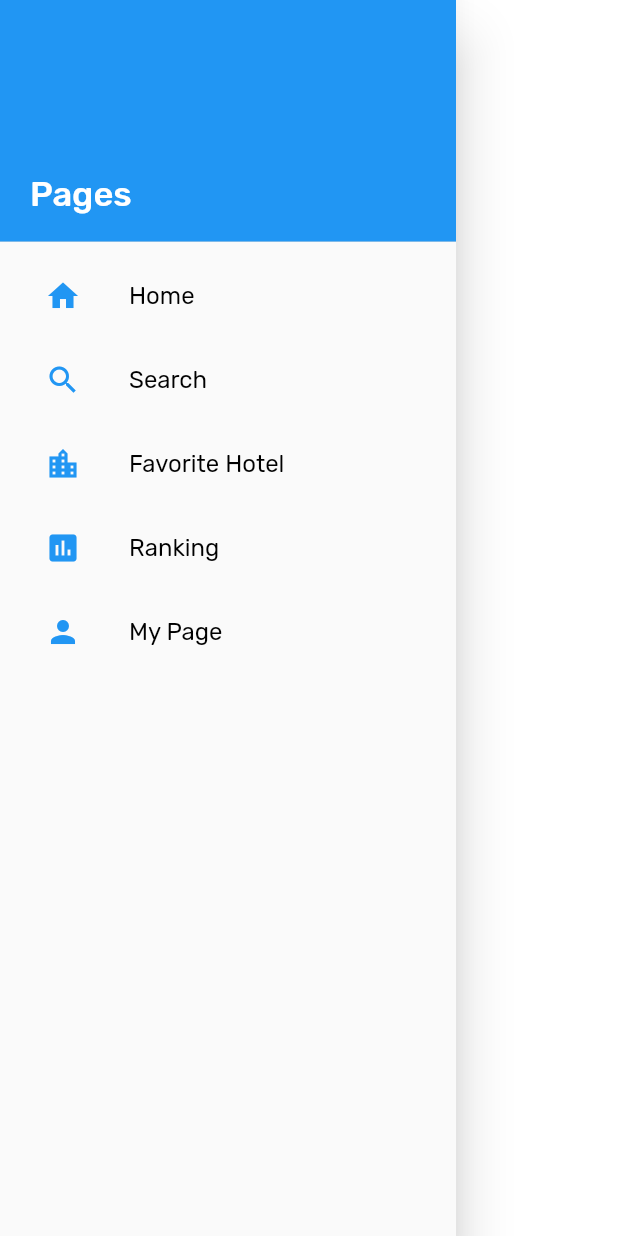
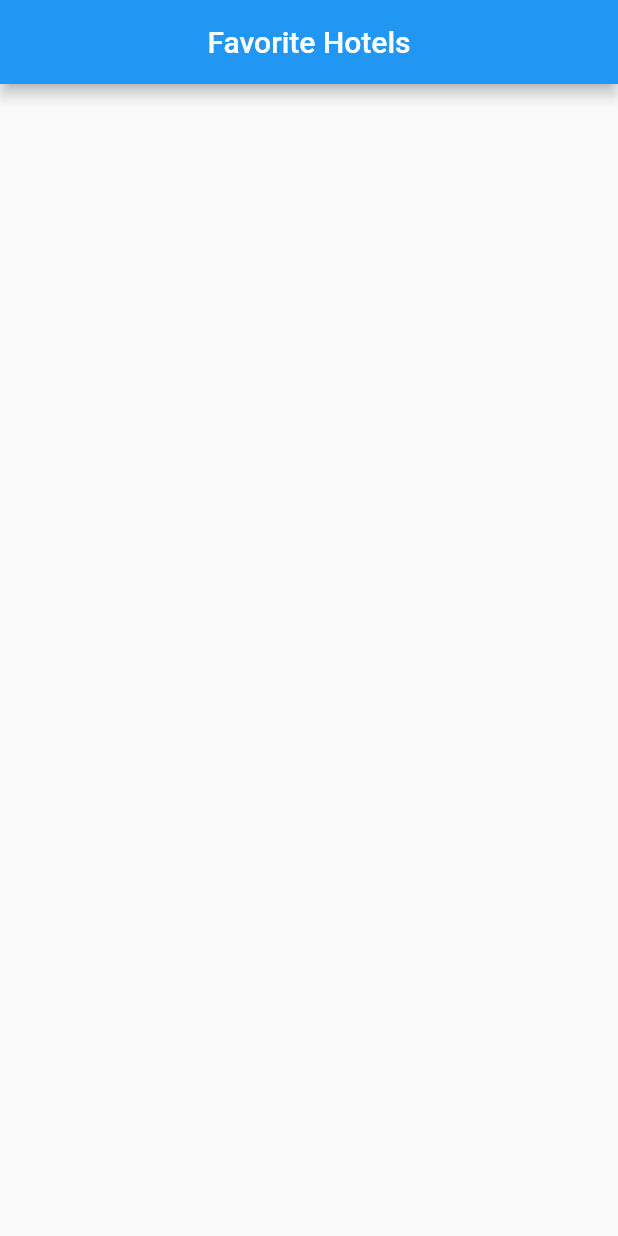
Before and after one commit to wjdghks950/HotelSuggest, a Flutter app: the MenuBar widget shown alone on an empty page, opened directly, after a tap on "Favorite Hotel", on a phone screen of 412 x 824 dp. Run offline on Flutter 3.47's test engine with Material 2 defaults, Android fonts, the phone set to English and light mode, and no system bars.

Commit message:
Update FavoritePage using Model, ScopedModel and Dismissible to each ListTile

```diff
--- /dev/null
+++ b/lib/favoritemodel.dart
@@ -0,0 +1,15 @@
+import 'dart:collection';
+import 'package:scoped_model/scoped_model.dart';
+import 'model/product.dart';
+
+class FavoriteList extends Model{
+  final List<Product> saved = [];
+
+  UnmodifiableListView<Product> get products => UnmodifiableListView(saved);
+  int get totalNum => saved.length;
+
+  void add(Product product){
+    saved.add(product);
+    notifyListeners();
+  }
+}
--- /dev/null
+++ b/lib/favorites.dart
@@ -0,0 +1,49 @@
+import 'package:flutter/material.dart';
+import 'model/product.dart';
+import 'favoritemodel.dart';
+import 'package:scoped_model/scoped_model.dart';
+
+class FavoritePage extends StatefulWidget{
+  FavoritePage({Key key}) : super(key : key);
+
+  _FavoriteState createState() => _FavoriteState();
+}
+
+class _FavoriteState extends State<FavoritePage>{
+  @override
+  Widget build(BuildContext context){
+    //print(saved);
+    return MaterialApp(
+      title: 'Favorite Hotels',
+      home: Scaffold(
+        appBar: AppBar(
+          title: Text('Favorite Hotels'),
+          centerTitle: true,
+        ),
+        body: ListView.builder(
+          padding: const EdgeInsets.all(16.0),
+          itemCount: ScopedModel.of<FavoriteList>(context).saved.length,
+          itemBuilder: (context, i){
+            return _buildRow(ScopedModel.of<FavoriteList>(context).saved[i]);
+          }
+        ),
+      ),
+    );
+  }
+  Widget _buildRow(product){ // build each row for favorites page
+    return Dismissible(
+      background: Container(color: Colors.red),
+      key: Key(product.name),
+      onDismissed: (direction){
+        setState((){
+          ScopedModel.of<FavoriteList>(context).saved.remove(product);
+        });
+      },
+      child: ListTile(
+        title: Text(product.name,
+          style: TextStyle(fontSize: 18.0),
+        ),
+      ),
+    );
+  }
+}
--- a/lib/menu.dart
+++ b/lib/menu.dart
@@ -1,4 +1,5 @@
 import 'package:flutter/material.dart';
+import 'favorites.dart';
 
 class MenuBar extends StatelessWidget{
   @override
@@ -50,7 +51,7 @@ class MenuBar extends StatelessWidget{
             ),
             title: Text('Favorite Hotel'),
             onTap: (){
-
+              Navigator.pushNamed(context, '/favorite');
             }
           ),
           ListTile(
--- a/pubspec.yaml
+++ b/pubspec.yaml
@@ -5,6 +5,8 @@ dependencies:
   flutter:
     sdk: flutter
   intl: ^0.15.6
+
+  scoped_model: ^1.0.0
 
   cupertino_icons: ^0.1.0
   shrine_images: 1.1.1
```
Also changed, not shown: lib/app.dart (+7 -6 lines), lib/detail.dart (+30 -14 lines), lib/home.dart (+1 -6 lines), lib/login.dart (+6 -10 lines), lib/main.dart (+13 -2 lines), pubspec.lock.
